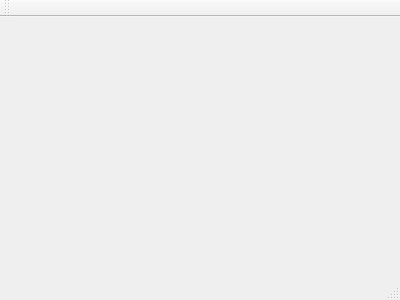
moevm/gui-1h2018-17, file src/mainwindow.ui: the form before one commit.
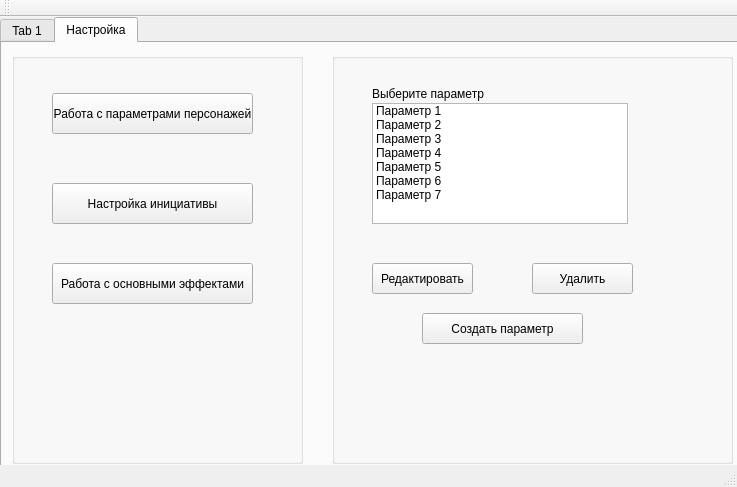
The form after the commit.

Commit message: made left buttons and work with parameters

```diff
--- a/src/mainwindow.ui
+++ b/src/mainwindow.ui
@@ -1,24 +1,225 @@
 <ui version="4.0">
  <class>MainWindow</class>
- <widget class="QMainWindow" name="MainWindow" >
-  <property name="geometry" >
+ <widget class="QMainWindow" name="MainWindow">
+  <property name="geometry">
    <rect>
     <x>0</x>
     <y>0</y>
-    <width>400</width>
-    <height>300</height>
+    <width>737</width>
+    <height>487</height>
    </rect>
   </property>
   <property name="windowTitle" >
    <string>MainWindow</string>
   </property>
-  <widget class="QMenuBar" name="menuBar" />
-  <widget class="QToolBar" name="mainToolBar" />
-  <widget class="QWidget" name="centralWidget" />
-  <widget class="QStatusBar" name="statusBar" />
+  <widget class="QWidget" name="centralWidget">
+   <widget class="QTabWidget" name="tabWidget">
+    <property name="geometry">
+     <rect>
+      <x>0</x>
+      <y>0</y>
+      <width>741</width>
+      <height>451</height>
+     </rect>
+    </property>
+    <property name="currentIndex">
+     <number>1</number>
+    </property>
+    <widget class="QWidget" name="tab">
+     <attribute name="title">
+      <string>Tab 1</string>
+     </attribute>
+    </widget>
+    <widget class="QWidget" name="tab_2">
+     <attribute name="title">
+      <string>Настройка</string>
+     </attribute>
+     <widget class="QGroupBox" name="config_buttons">
+      <property name="geometry">
+       <rect>
+        <x>10</x>
+        <y>10</y>
+        <width>291</width>
+        <height>411</height>
+       </rect>
+      </property>
+      <property name="title">
+       <string/>
+      </property>
+      <widget class="QPushButton" name="param_work">
+       <property name="geometry">
+        <rect>
+         <x>40</x>
+         <y>40</y>
+         <width>201</width>
+         <height>41</height>
+        </rect>
+       </property>
+       <property name="text">
+        <string>Работа с параметрами персонажей</string>
+       </property>
+      </widget>
+      <widget class="QPushButton" name="init_config">
+       <property name="geometry">
+        <rect>
+         <x>40</x>
+         <y>130</y>
+         <width>201</width>
+         <height>41</height>
+        </rect>
+       </property>
+       <property name="text">
+        <string>Настройка инициативы</string>
+       </property>
+      </widget>
+      <widget class="QPushButton" name="effects_work">
+       <property name="geometry">
+        <rect>
+         <x>40</x>
+         <y>210</y>
+         <width>201</width>
+         <height>41</height>
+        </rect>
+       </property>
+       <property name="text">
+        <string>Работа с основными эффектами</string>
+       </property>
+      </widget>
+     </widget>
+     <widget class="QGroupBox" name="param_work_box">
+      <property name="geometry">
+       <rect>
+        <x>330</x>
+        <y>10</y>
+        <width>401</width>
+        <height>411</height>
+       </rect>
+      </property>
+      <property name="title">
+       <string/>
+      </property>
+      <widget class="QLabel" name="label">
+       <property name="geometry">
+        <rect>
+         <x>40</x>
+         <y>30</y>
+         <width>121</width>
+         <height>21</height>
+        </rect>
+       </property>
+       <property name="text">
+        <string>Выберите параметр</string>
+       </property>
+      </widget>
+      <widget class="QListWidget" name="param_list">
+       <property name="geometry">
+        <rect>
+         <x>40</x>
+         <y>50</y>
+         <width>256</width>
+         <height>121</height>
+        </rect>
+       </property>
+       <item>
+        <property name="text">
+         <string>Параметр 1</string>
+        </property>
+       </item>
+       <item>
+        <property name="text">
+         <string>Параметр 2</string>
+        </property>
+       </item>
+       <item>
+        <property name="text">
+         <string>Параметр 3</string>
+        </property>
+       </item>
+       <item>
+        <property name="text">
+         <string>Параметр 4</string>
+        </property>
+       </item>
+       <item>
+        <property name="text">
+         <string>Параметр 5</string>
+        </property>
+       </item>
+       <item>
+        <property name="text">
+         <string>Параметр 6</string>
+        </property>
+       </item>
+       <item>
+        <property name="text">
+         <string>Параметр 7</string>
+        </property>
+       </item>
+      </widget>
+      <widget class="QPushButton" name="edit_param">
+       <property name="geometry">
+        <rect>
+         <x>40</x>
+         <y>210</y>
+         <width>101</width>
+         <height>31</height>
+        </rect>
+       </property>
+       <property name="text">
+        <string>Редактировать</string>
+       </property>
+      </widget>
+      <widget class="QPushButton" name="delete_param">
+       <property name="geometry">
+        <rect>
+         <x>200</x>
+         <y>210</y>
+         <width>101</width>
+         <height>31</height>
+        </rect>
+       </property>
+       <property name="text">
+        <string>Удалить</string>
+       </property>
+      </widget>
+      <widget class="QPushButton" name="create_param">
+       <property name="geometry">
+        <rect>
+         <x>90</x>
+         <y>260</y>
+         <width>161</width>
+         <height>31</height>
+        </rect>
+       </property>
+       <property name="text">
+        <string>Создать параметр</string>
+       </property>
+      </widget>
+     </widget>
+    </widget>
+   </widget>
+  </widget>
+  <widget class="QMenuBar" name="menuBar">
+   <property name="geometry">
+    <rect>
+     <x>0</x>
+     <y>0</y>
+     <width>737</width>
+     <height>21</height>
+    </rect>
+   </property>
+  </widget>
+  <widget class="QToolBar" name="mainToolBar">
+   <attribute name="toolBarArea">
+    <enum>TopToolBarArea</enum>
+   </attribute>
+   <attribute name="toolBarBreak">
+    <bool>false</bool>
+   </attribute>
+  </widget>
+  <widget class="QStatusBar" name="statusBar"/>
  </widget>
- <layoutDefault spacing="6" margin="11" />
- <pixmapfunction></pixmapfunction>
+ <layoutdefault spacing="6" margin="11"/>
  <resources/>
  <connections/>
 </ui>
```
Left out of the diff: 5 changed lines with no effect on the pictures. The commit also changes 13 other files.
